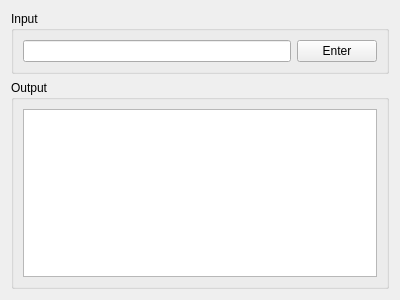
This is gui/src/interface.ui in mhueppe/machineLearningProject_jaNoMi as Qt 5 draws it before an edit. The edited form follows.
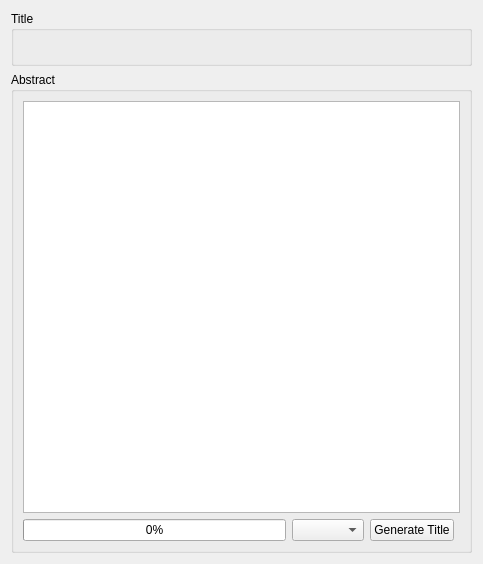
This is the edited form.

Commit message: Change Gui to incorporate new theme, add new methods for generating titles

The edit to the form file:
```diff
--- a/gui/src/interface.ui
+++ b/gui/src/interface.ui
@@ -6,47 +6,71 @@
    <rect>
     <x>0</x>
     <y>0</y>
-    <width>400</width>
-    <height>300</height>
+    <width>483</width>
+    <height>564</height>
    </rect>
   </property>
   <property name="windowTitle">
    <string>Form</string>
   </property>
   <layout class="QGridLayout" name="gridLayout">
-   <item row="0" column="0">
+   <item row="1" column="0">
     <widget class="QGroupBox" name="groupBox">
      <property name="title">
-      <string>Input</string>
+      <string>Abstract</string>
      </property>
-     <layout class="QHBoxLayout" name="horizontalLayout">
-      <item>
-       <widget class="QLineEdit" name="lineEdit_input"/>
+     <layout class="QGridLayout" name="gridLayout_2">
+      <item row="5" column="0">
+       <widget class="QProgressBar" name="progressBar">
+        <property name="value">
+         <number>0</number>
+        </property>
+       </widget>
       </item>
-      <item>
+      <item row="5" column="2">
        <widget class="QPushButton" name="pushButton_enter">
-        <property name="sizePolicy">
-         <sizepolicy hsizetype="Maximum" vsizetype="Maximum">
-          <horstretch>0</horstretch>
-          <verstretch>0</verstretch>
-         </sizepolicy>
-        </property>
         <property name="text">
-         <string>Enter</string>
+         <string>Generate Title</string>
         </property>
        </widget>
       </item>
+      <item row="4" column="0" colspan="4">
+       <widget class="QTextEdit" name="textEdit_abstract">
+        <property name="autoFormatting">
+         <set>QTextEdit::AutoAll</set>
+        </property>
+        <property name="lineWrapMode">
+         <enum>QTextEdit::WidgetWidth</enum>
+        </property>
+        <property name="lineWrapColumnOrWidth">
+         <number>22</number>
+        </property>
+        <property name="acceptRichText">
+         <bool>true</bool>
+        </property>
+       </widget>
+      </item>
+      <item row="5" column="1">
+       <widget class="QComboBox" name="comboBox_modelType"/>
+      </item>
      </layout>
     </widget>
    </item>
-   <item row="1" column="0">
+   <item row="0" column="0">
     <widget class="QGroupBox" name="groupBox_2">
      <property name="title">
-      <string>Output</string>
+      <string>Title</string>
      </property>
      <layout class="QHBoxLayout" name="horizontalLayout_2">
       <item>
-       <widget class="QTextBrowser" name="textBrowser_output"/>
+       <widget class="QLabel" name="label_title">
+        <property name="text">
+         <string/>
+        </property>
+        <property name="wordWrap">
+         <bool>true</bool>
+        </property>
+       </widget>
       </item>
      </layout>
     </widget>
```
The commit also changes 6 other files.
